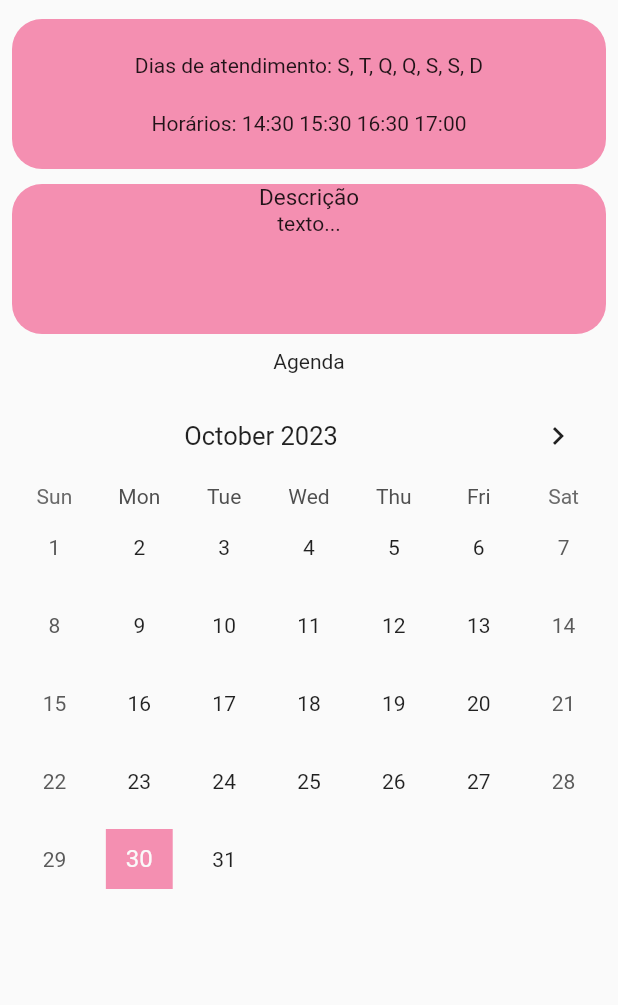
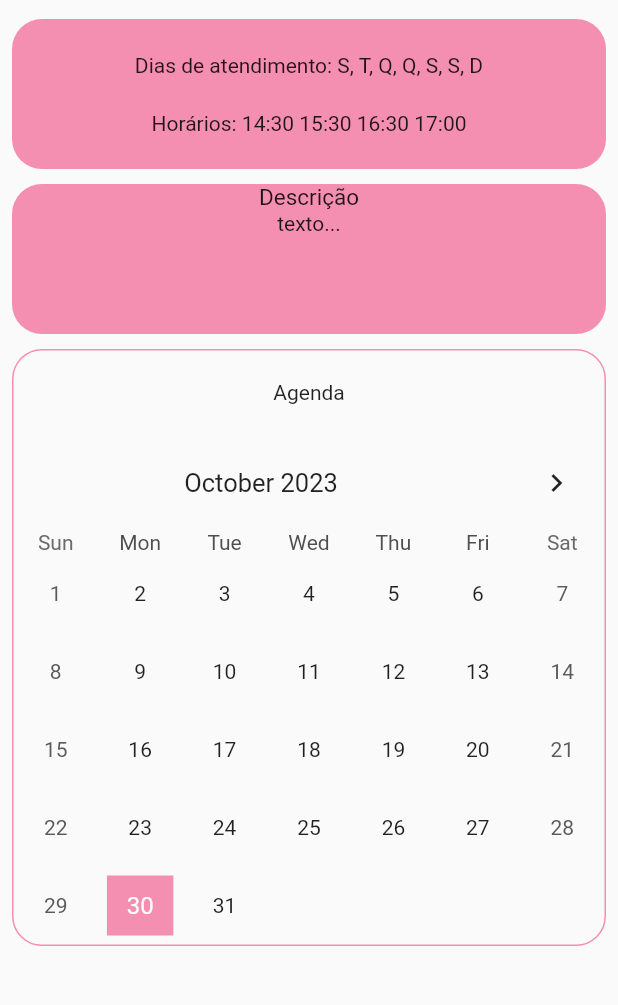
Before and after one commit to Exodus2023/Lovelace, a Flutter app: the SaloonPageForClient screen opened by its route, on a phone screen of 412 x 824 dp, the part 77-1082 px from its top. Run offline on Flutter 3.47's test engine with Material 2 defaults, Android fonts, the phone set to English and light mode, and no system bars; drawn by our look-alikes of table_calendar; our stand-ins replace firebase_core; accounts and stored records are empty.

Commit message:
seventeenth commit

```diff
--- a/lib/components/contacts/chat_contact.dart
+++ b/lib/components/contacts/chat_contact.dart
@@ -8,7 +8,9 @@ class Contact extends StatelessWidget {
   Contact(this.imageAdress, this.name, this.description);
 
   Widget build(BuildContext context) {
-    return Row(
+    return GestureDetector(
+        onTap: (){},
+        child: Row(
           children: [
             Padding(
               padding: EdgeInsets.all(2.0),
@@ -23,6 +25,6 @@ class Contact extends StatelessWidget {
               ],
             )
           ],
-    );
+        ));
   }
 }
--- a/lib/components/contacts/saloons_card.dart
+++ b/lib/components/contacts/saloons_card.dart
@@ -12,9 +12,7 @@ class SaloonCard extends StatelessWidget {
 
   Widget build(BuildContext context) {
     return GestureDetector(
-      onTap: () {
-        Navigator.of(context).pushNamed('/saloonPageForClient');
-      },
+      onTap: (){Navigator.of(context).pushNamed('/saloonPageForClient');},
       child: Container(
         width: MediaQuery.of(context).size.width,
         decoration: BoxDecoration(
--- a/lib/pages/client/saloons_page.dart
+++ b/lib/pages/client/saloons_page.dart
@@ -10,6 +10,11 @@ class SaloonsPage extends StatefulWidget {
 }
 
 class _SaloonsPageState extends State<SaloonsPage> {
+
+  void nextPage(){
+    Navigator.of(context).pushNamed('/register');
+  }
+
   List<SaloonCard> saloons = [
      SaloonCard('assets/images/logo.jpg', 'Lovelace', 'cabeleleiro', 'Raposo Tavares', 156),
   ];
--- a/lib/pages/saloon/SaloonPageForClient.dart
+++ b/lib/pages/saloon/SaloonPageForClient.dart
@@ -7,7 +7,13 @@ class SaloonPageForClient extends StatefulWidget {
 }
 
 class _SaloonPageForClientState extends State<SaloonPageForClient> {
-  final now = DateTime.now();
+  var today = DateTime.now();
+
+  void _onDaySelected(DateTime day, DateTime focusedDay){
+    setState(() {
+      today = day;
+    });
+  }
 
   Widget build(BuildContext context) {
     return Scaffold(
@@ -53,14 +59,21 @@ class _SaloonPageForClientState extends State<SaloonPageForClient> {
           ),
           SizedBox(height: 10),
           Container(
+              decoration: BoxDecoration(
+                  border: Border.all(color: Colors.pink.shade200),
+                  borderRadius: BorderRadiusDirectional.circular(20)),
               child: Column(
+                mainAxisAlignment: MainAxisAlignment.spaceEvenly,
                 children: [
+                  SizedBox(height: 20),
                   Text('Agenda'),
-              SizedBox(height: 10),
+                  SizedBox(height: 20),
                   TableCalendar(
-                firstDay: DateTime(now.year, now.month, 1),
-                lastDay: DateTime(now.year + 1, 12, 1),
-                focusedDay: now,
+                    firstDay: DateTime(today.year, today.month, 1),
+                    lastDay: DateTime(today.year + 1, 12, 1),
+                    focusedDay: today,
+                    selectedDayPredicate: (day) => isSameDay(day, today),
+                    onDaySelected: _onDaySelected,
                     headerStyle: HeaderStyle(
                       leftChevronVisible: false,
                       formatButtonVisible: false,
@@ -68,8 +81,10 @@ class _SaloonPageForClientState extends State<SaloonPageForClient> {
                     ),
                     calendarStyle: CalendarStyle(
                         outsideDaysVisible: false,
-                    selectedDecoration: BoxDecoration(color: Colors.pink.shade200),
-                    todayDecoration: BoxDecoration(color: Colors.pink.shade200)),
+                        selectedDecoration:
+                            BoxDecoration(color: Colors.pink.shade200),
+                        todayDecoration:
+                            BoxDecoration(color: Colors.pink.shade200)),
                   ),
                 ],
               )),
```
Also changed, not shown: 1 other file. Lines whose indentation alone changed are shown as unchanged.
